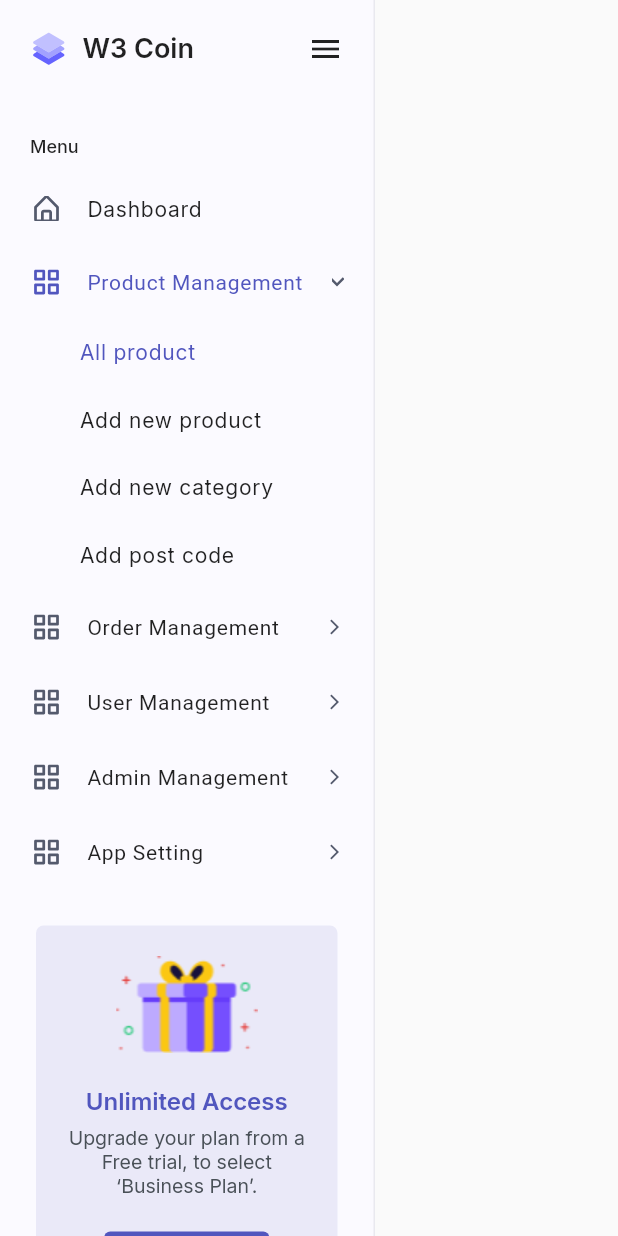
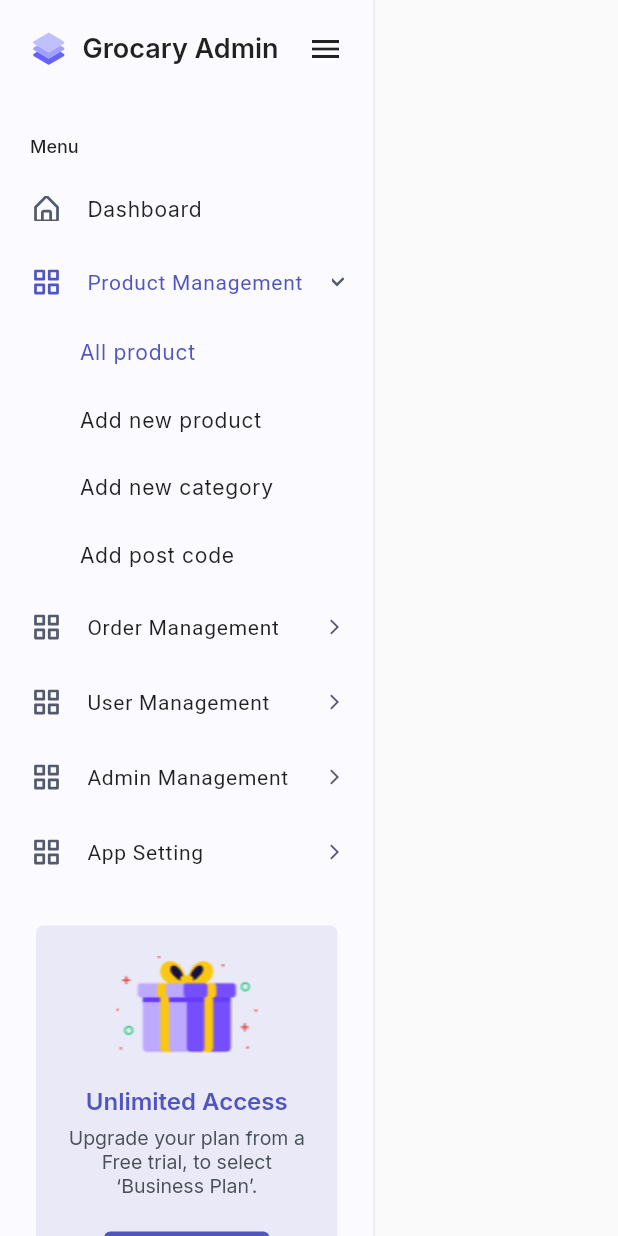
Before and after one commit to nayon-coders/grocary_admin_ridda_franch, a Flutter app: the LargeScreenMenus widget shown alone on an empty page, opened directly, after a tap on "Product Management", after a tap on "All product", on a phone screen of 412 x 824 dp. Run offline on Flutter 3.47's test engine with Material 2 defaults, Android fonts, the phone set to English and light mode, and no system bars; our stand-ins replace carousel_pro_nullsafety, dropdown_button2, fl_chart, flutter_dash, flutter_svg, get and 6 more; missing offline and left inert: chart_sparkline, dart:html, floating_bubbles, syncfusion_flutter_maps; accounts and stored records are empty.

Commit message:
statring developmnent

```diff
--- a/lib/binding/home.binding.dart
+++ b/lib/data/binding/home.binding.dart
@@ -2,7 +2,8 @@ import 'package:get/get.dart';
 import 'package:minia_web_project/controller/sidebar_controller.dart';
 import 'package:minia_web_project/view/Authentication/controller/login.controller.dart';
 
-import '../view/user_management/controller/user.controller.dart';
+import '../../view/user_management/controller/user.controller.dart';
+
 
 class HomeBinding extends Bindings{
   @override
--- a/lib/main.dart
+++ b/lib/main.dart
@@ -3,6 +3,7 @@ import 'package:get/get.dart';
 import 'package:google_fonts/google_fonts.dart';
 import 'package:minia_web_project/comman/language.dart';
 import 'package:flutter_localizations/flutter_localizations.dart';
+import 'package:minia_web_project/data/binding/home.binding.dart';
 import 'package:minia_web_project/routes/app_pages.dart';
 import 'package:minia_web_project/routes/pages.dart';
 import 'package:shared_preferences/shared_preferences.dart';
@@ -46,6 +47,7 @@ class MyApp extends StatelessWidget {
       fallbackLocale: const Locale('en', 'US'),
       initialRoute: AppRoute.sidebar,
       getPages: AppPages.routes,
+      initialBinding: HomeBinding(),
     );
   }
 }
--- a/lib/routes/app_pages.dart
+++ b/lib/routes/app_pages.dart
@@ -3,7 +3,6 @@
 import 'dart:ui';
 
 import 'package:get/get.dart';
-import 'package:minia_web_project/binding/user.management.binding.dart';
 import 'package:minia_web_project/main.dart';
 import 'package:minia_web_project/middleware/auth.middleware.dart';
 import 'package:minia_web_project/routes/app_routes.dart';
@@ -11,7 +10,6 @@ import 'package:minia_web_project/routes/pages.dart';
 import 'package:minia_web_project/view/Authentication/pages/reset_pass.dart';
 import 'package:minia_web_project/view/user_management/controller/user.controller.dart';
 import 'package:minia_web_project/view/user_management/screen/user_list.dart';
-import '../binding/home.binding.dart';
 import '../view/Authentication/pages/log_out.dart';
 import '../view/Authentication/pages/login.dart';
 import '../view/Menus/drawer.dart';
--- a/lib/view/Menus/large.screen.menus.dart
+++ b/lib/view/Menus/large.screen.menus.dart
@@ -3,8 +3,11 @@ import 'package:flutter_svg/svg.dart';
 import 'package:get/get.dart';
 import 'package:minia_web_project/controller/sidebar_controller.dart';
 import 'package:minia_web_project/view/Menus/drawer.dart';
+import 'package:minia_web_project/view/ProductManagement/controller/product.controller.dart';
 
 import '../../comman/colors.dart';
+import '../Authentication/controller/login.controller.dart';
+import '../ProductManagement/controller/category.controller.dart';
 
 class LargeScreenMenus extends GetView<SideBarController> {
   const LargeScreenMenus({super.key});
@@ -38,7 +41,7 @@ class LargeScreenMenus extends GetView<SideBarController> {
                     ),
                     Container(width: 10),
                     Text(
-                      "W3 Coin",
+                      "Grocary Admin",
                       style:
                       TextStyle(fontSize: 18, fontWeight: FontWeight.w600),
                     ),
@@ -84,6 +87,8 @@ class LargeScreenMenus extends GetView<SideBarController> {
                         ? AppColor.selecteColor
                         : null,
                     onTap: () {
+                     Get.put(ProductController()); //product controller
+
                       controller.index.value = 1;
                       width < 983 ? controller.expandOrShrinkDrawer() : null;
                     },
@@ -94,6 +99,7 @@ class LargeScreenMenus extends GetView<SideBarController> {
                         ? AppColor.selecteColor
                         : null,
                     onTap: () {
+                      Get.put(LoginController());
                       controller.index.value = 2;
                       width < 983 ? controller.expandOrShrinkDrawer() : null;
                     },
@@ -104,6 +110,7 @@ class LargeScreenMenus extends GetView<SideBarController> {
                         ? AppColor.selecteColor
                         : null,
                     onTap: () {
+                      Get.put(CategoryController()); //controller inject
                       controller.index.value = 3;
                       width < 983 ? controller.expandOrShrinkDrawer() : null;
                     },
--- /dev/null
+++ b/lib/view/ProductManagement/controller/category.controller.dart
@@ -0,0 +1,5 @@
+import 'package:get/get.dart';
+
+class CategoryController extends GetxController{
+
+}
--- /dev/null
+++ b/lib/view/ProductManagement/controller/product.controller.dart
@@ -0,0 +1,15 @@
+import 'package:get/get.dart';
+
+class ProductController extends GetxController{
+
+  RxString test = "Yes its binding".obs;
+
+  @override
+  void onInit() {
+    // TODO: implement onInit
+    super.onInit();
+    print("yes its bin -- ${test}");
+  }
+
+
+}
--- a/lib/view/ProductManagement/screens/all.product.screen.dart
+++ b/lib/view/ProductManagement/screens/all.product.screen.dart
@@ -1,5 +1,7 @@
 import 'package:flutter/material.dart';
+import 'package:get/get.dart';
 import 'package:minia_web_project/comman/app_table/app.table.dart';
+import 'package:minia_web_project/view/ProductManagement/controller/product.controller.dart';
 
 import '../../../comman/app_table/table.header.dart';
 
@@ -12,6 +14,9 @@ class AllProducts extends StatefulWidget {
 
 class _AllProductsState extends State<AllProducts> {
   final _searchController = TextEditingController();
+
+  ProductController productController = Get.find();
+
   @override
   Widget build(BuildContext context) {
     return Container(
```
Also changed, not shown: lib/data/binding/product.binding.dart (added, +19 -0 lines), lib/view/ProductManagement/controller/postcode.controller.dart (added, +7 -0 lines), lib/view/user_management/controller/user.controller.dart (+0 -8 lines), lib/app.config.dart, lib/data/binding/user.management.binding.dart (renamed from lib/binding/user.management.binding.dart), 2 other files.
